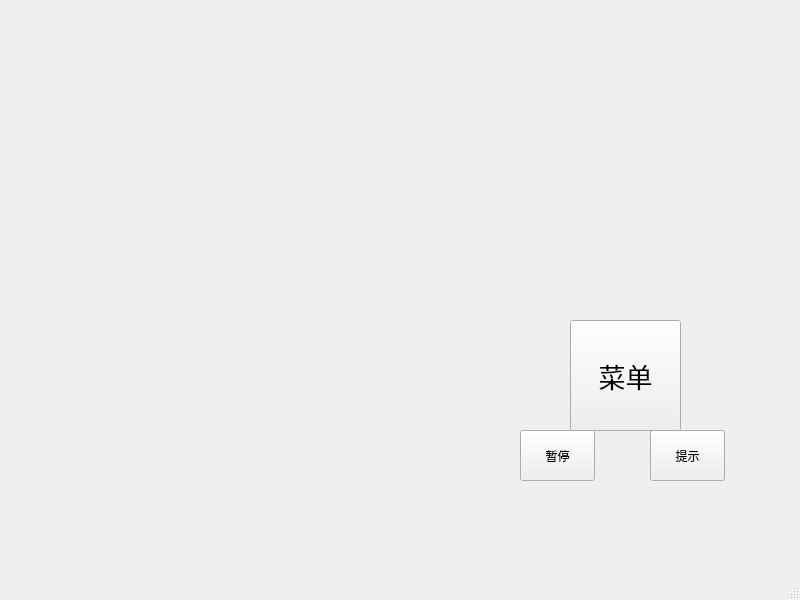
The window that Bejeweled/cgamedlg.ui (Paitesanshi/Data-Structure-Project) describes before a commit, drawn with Qt 5.
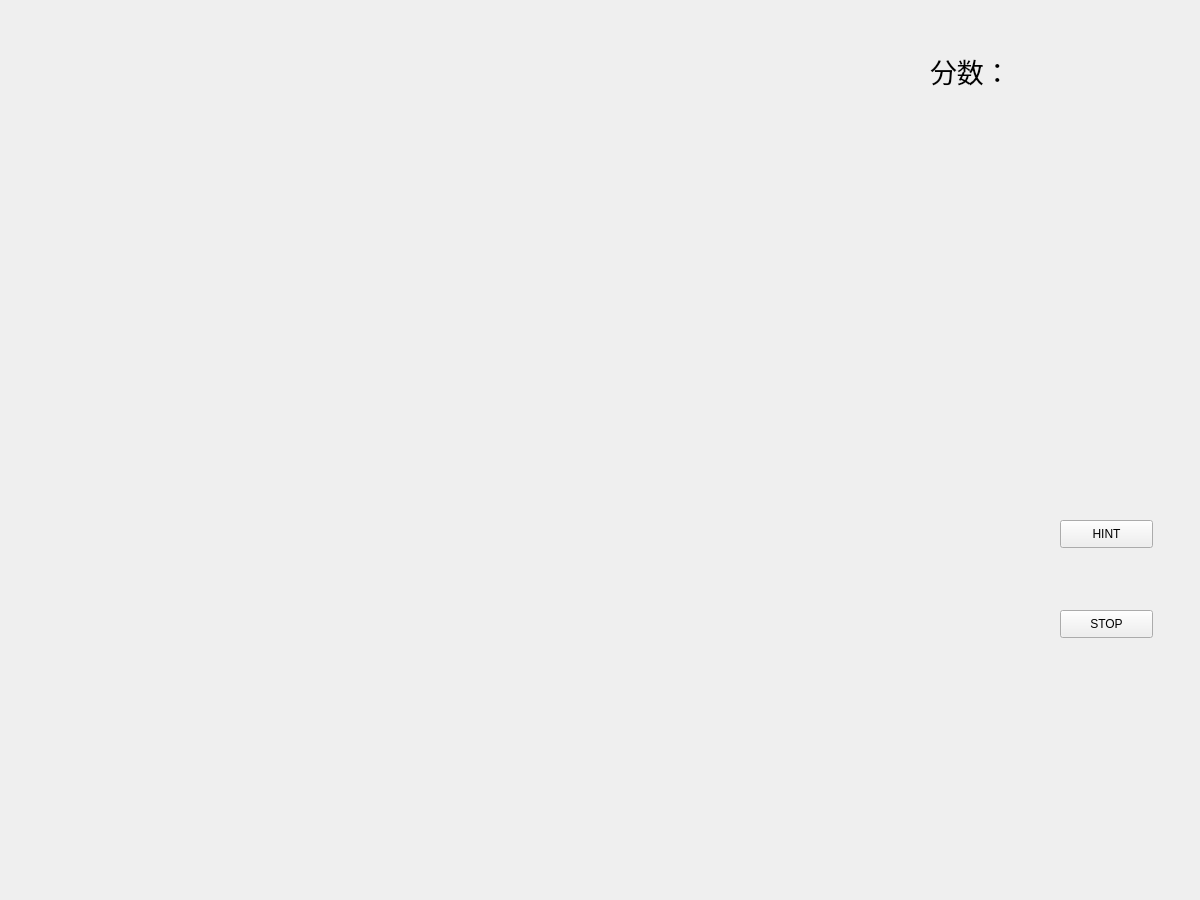
The same window after the commit.

The edit to the form file:
```diff
--- a/Bejeweled/cgamedlg.ui
+++ b/Bejeweled/cgamedlg.ui
@@ -1,76 +1,62 @@
 <?xml version="1.0" encoding="UTF-8"?>
 <ui version="4.0">
  <class>CGameDlg</class>
- <widget class="QMainWindow" name="CGameDlg">
+ <widget class="QWidget" name="CGameDlg">
   <property name="geometry">
    <rect>
     <x>0</x>
     <y>0</y>
-    <width>800</width>
-    <height>600</height>
+    <width>1200</width>
+    <height>900</height>
    </rect>
   </property>
   <property name="windowTitle">
    <string>CGameDlg</string>
   </property>
-  <widget class="QWidget" name="centralwidget">
-   <widget class="QPushButton" name="pushButton">
+  <widget class="QLabel" name="label">
     <property name="geometry">
      <rect>
-      <x>650</x>
-      <y>430</y>
-      <width>75</width>
-      <height>51</height>
-     </rect>
-    </property>
-    <property name="text">
-     <string>提示</string>
-    </property>
-   </widget>
-   <widget class="QPushButton" name="pushButton_2">
-    <property name="geometry">
-     <rect>
-      <x>570</x>
-      <y>320</y>
-      <width>111</width>
-      <height>111</height>
+     <x>930</x>
+     <y>40</y>
+     <width>201</width>
+     <height>61</height>
      </rect>
     </property>
     <property name="font">
      <font>
-      <family>AcadEref</family>
       <pointsize>20</pointsize>
      </font>
     </property>
     <property name="text">
-     <string>菜单</string>
+    <string>分数：</string>
+   </property>
+  </widget>
+  <widget class="QPushButton" name="pushButton">
+   <property name="geometry">
+    <rect>
+     <x>1060</x>
+     <y>610</y>
+     <width>93</width>
+     <height>28</height>
+    </rect>
+   </property>
+   <property name="text">
+    <string>STOP</string>
     </property>
    </widget>
    <widget class="QPushButton" name="pushButton_3">
     <property name="geometry">
      <rect>
-      <x>520</x>
-      <y>430</y>
-      <width>75</width>
-      <height>51</height>
+     <x>1060</x>
+     <y>520</y>
+     <width>93</width>
+     <height>28</height>
      </rect>
     </property>
     <property name="text">
-     <string>暂停</string>
-    </property>
-   </widget>
-  </widget>
-  <widget class="QMenuBar" name="menubar">
-   <property name="geometry">
-    <rect>
-     <x>0</x>
-     <y>0</y>
-     <width>800</width>
-     <height>26</height>
-    </rect>
-   </property>
-  </widget>
-  <widget class="QStatusBar" name="statusbar"/>
+    <string>HINT</string>
+   </property>
+  </widget>
  </widget>
  <resources/>
  <connections/>
```
Left out of the diff: 2 changed lines with no effect on the pictures. Lines whose indentation alone changed are shown as unchanged.
